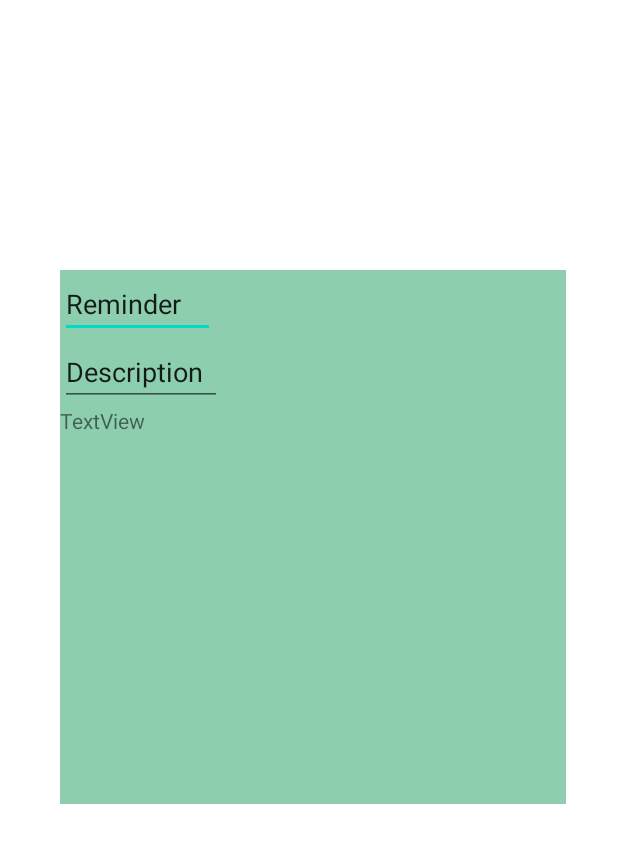
After one commit to DevinSidler/Modul335, an Android app: the layout activity_reminder.xml on its own in the app's theme, with its tools: preview values and no code run, on a phone screen of 412 x 824 dp. The commit adds this screen. Shown: the top 843 px of the screen. Run offline under Robolectric (Android 15) with nearby library versions, the phone set to English and light mode, and no system bars.

Commit message:
Created Views and other XML Files

```diff
--- a/app/src/main/AndroidManifest.xml
+++ b/app/src/main/AndroidManifest.xml
@@ -10,7 +10,7 @@
         android:supportsRtl="true"
         android:theme="@style/Theme.SecureNotes">
         <activity
-            android:name=".MainActivity"
+            android:name=".activity.MainActivity"
             android:exported="true">
             <intent-filter>
                 <action android:name="android.intent.action.MAIN" />
--- /dev/null
+++ b/app/src/main/res/layout/activity_note.xml
@@ -0,0 +1,6 @@
+<?xml version="1.0" encoding="utf-8"?>
+<androidx.constraintlayout.widget.ConstraintLayout xmlns:android="http://schemas.android.com/apk/res/android"
+    android:layout_width="match_parent"
+    android:layout_height="match_parent">
+
+</androidx.constraintlayout.widget.ConstraintLayout>
--- /dev/null
+++ b/app/src/main/res/layout/activity_reminder.xml
@@ -0,0 +1,63 @@
+<?xml version="1.0" encoding="utf-8"?>
+<androidx.constraintlayout.widget.ConstraintLayout xmlns:android="http://schemas.android.com/apk/res/android"
+    xmlns:app="http://schemas.android.com/apk/res-auto"
+    xmlns:tools="http://schemas.android.com/tools"
+    android:layout_width="match_parent"
+    android:layout_height="match_parent">
+
+    <FrameLayout
+        android:layout_width="417dp"
+        android:layout_height="736dp"
+        android:paddingLeft="40dp"
+        android:paddingTop="180dp"
+        android:paddingRight="40dp"
+        android:paddingBottom="200dp"
+        tools:layout_editor_absoluteX="-5dp"
+        tools:layout_editor_absoluteY="-5dp">
+
+        <LinearLayout
+            android:layout_width="match_parent"
+            android:layout_height="match_parent"
+            android:background="#8CCEAE"
+            android:orientation="vertical">
+
+            <EditText
+                android:id="@+id/editTextTextPersonName4"
+                android:layout_width="103dp"
+                android:layout_height="wrap_content"
+                android:ems="10"
+                android:inputType="textPersonName"
+                android:text="Reminder" />
+
+            <EditText
+                android:id="@+id/editTextTextPersonName5"
+                android:layout_width="108dp"
+                android:layout_height="wrap_content"
+                android:ems="10"
+                android:inputType="textPersonName"
+                android:text="Description" />
+
+            <TextView
+                android:id="@+id/textView2"
+                android:layout_width="match_parent"
+                android:layout_height="43dp"
+                android:text="TextView" />
+
+            <LinearLayout
+                android:layout_width="match_parent"
+                android:layout_height="match_parent"
+                android:orientation="horizontal"/>
+
+            <LinearLayout
+                android:layout_width="match_parent"
+                android:layout_height="match_parent"
+                android:orientation="horizontal"></LinearLayout>
+
+            <LinearLayout
+                android:layout_width="match_parent"
+                android:layout_height="match_parent"
+                android:orientation="horizontal"></LinearLayout>
+        </LinearLayout>
+    </FrameLayout>
+
+</androidx.constraintlayout.widget.ConstraintLayout>
```
Also changed, not shown: app/src/main/res/drawable/roundedbutton.xml (added, +13 -0 lines), app/src/main/res/layout/activity_main.xml (+96 -9 lines).
